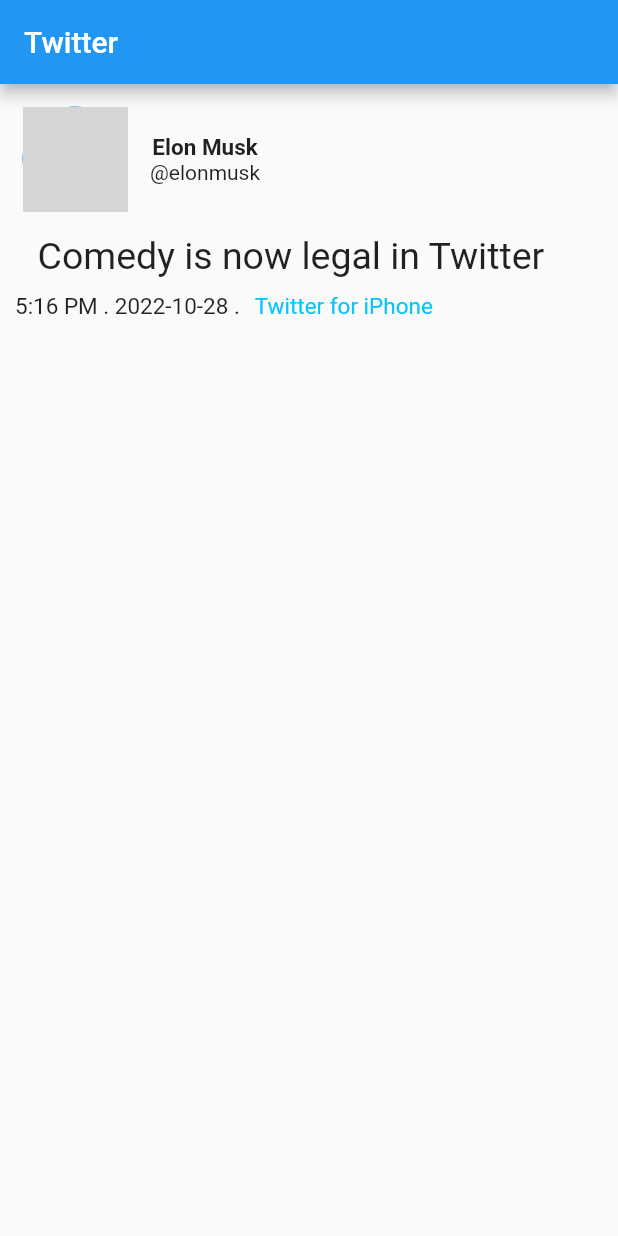
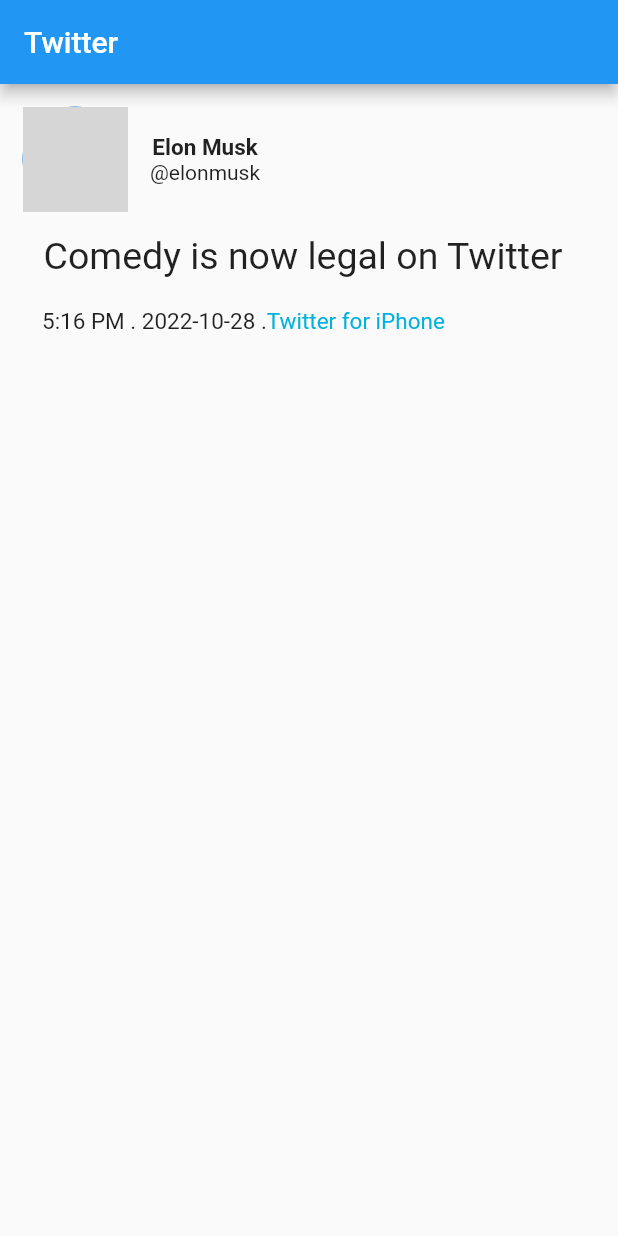
Before and after one commit to Talal-12/tweets_1, a Flutter app: the screen it shows after launch, on a phone screen of 412 x 824 dp. Run offline on Flutter 3.47's test engine with Material 2 defaults, Android fonts, the phone set to English and light mode, and no system bars; grey boxes are pictures that could not be loaded.

Commit message:
1st Tweet finished

```diff
--- a/lib/main.dart
+++ b/lib/main.dart
@@ -47,18 +47,20 @@
                 Row(
                   children: [
                     Padding(
-                      padding: const EdgeInsets.only(left: 25),
+                      padding: const EdgeInsets.only(left: 29),
                       child: Text(
-                        "Comedy is now legal in Twitter",
+                        "Comedy is now legal on Twitter",
                         style: TextStyle(fontSize: 25),
                       ),
                     )
                   ],
                 ),
-                Row(
+                Padding(
+                  padding: const EdgeInsets.symmetric(vertical: 20),
+                  child: Row(
                     children: [
                       Padding(
-                      padding: const EdgeInsets.all(10.0),
+                        padding: const EdgeInsets.only(left: 28),
                         child: Text(
                           "5:16 PM . 2022-10-28 .",
                           style: TextStyle(fontSize: 15),
@@ -70,10 +72,11 @@
                           "Twitter for iPhone",
                           style: TextStyle(
                               fontSize: 15,
-                            color: Color.fromARGB(255, 5, 199, 247)),
+                              color: Color.fromARGB(255, 2, 177, 220)),
                         ),
                       )
                     ],
+                  ),
                 ),
               ],
             ),
```
Lines whose indentation alone changed are shown as unchanged.
